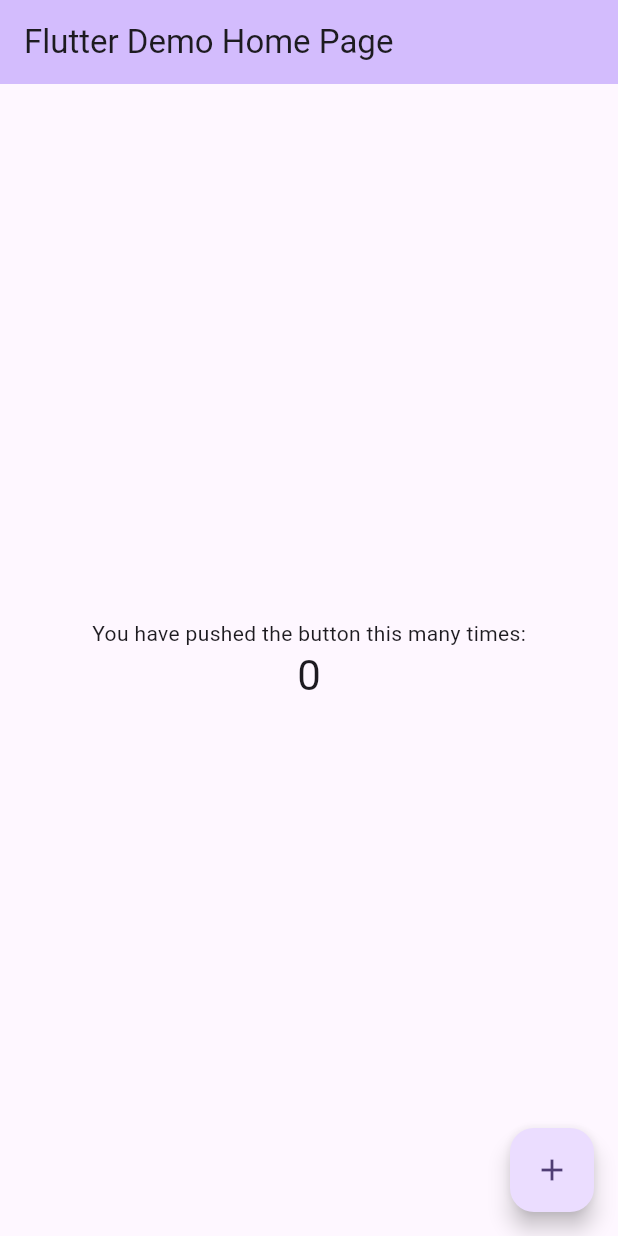
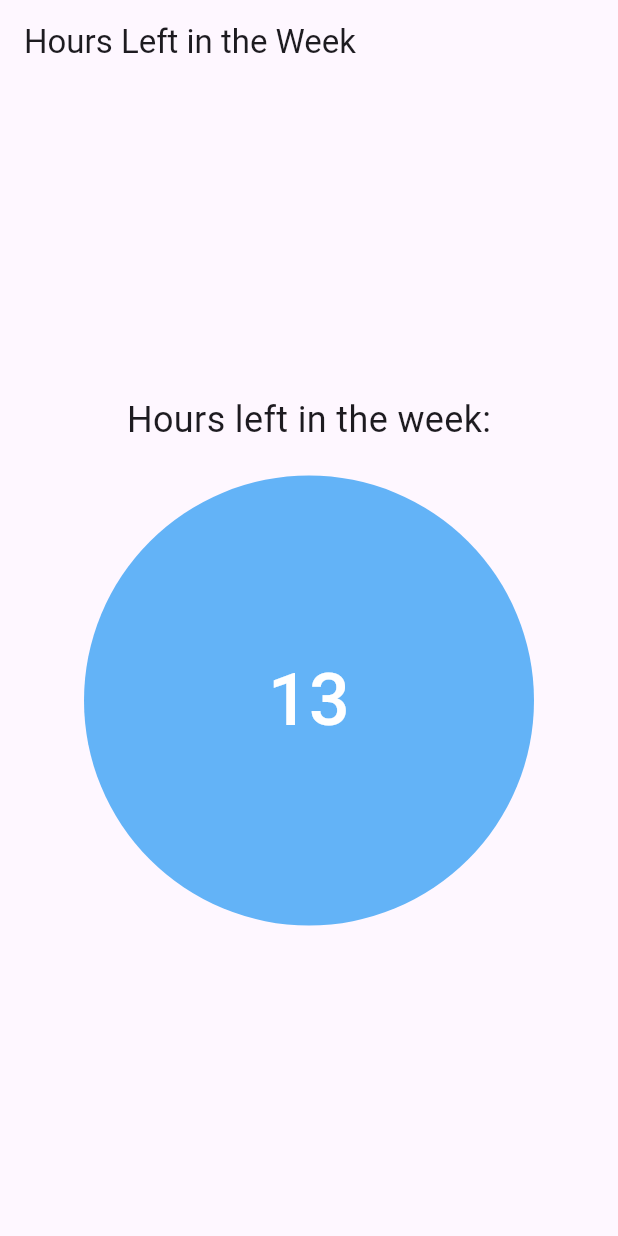
Before and after one commit to ShoeShime/WorkLife, a Flutter app: the screen it shows after launch, on a phone screen of 412 x 824 dp. Run offline on Flutter 3.47's test engine with Material 3 defaults, Android fonts, the phone set to English and light mode, and no system bars.

Commit message:
Added back my main java code but this time it is in the dart programming languages

```diff
--- a/lib/main.dart
+++ b/lib/main.dart
@@ -1,125 +1,83 @@
 import 'package:flutter/material.dart';
+//import 'package:intl/intl.dart';
 
 void main() {
-  runApp(const MyApp());
+  runApp(WorkLifeApp());
 }
 
-class MyApp extends StatelessWidget {
-  const MyApp({super.key});
-
-  // This widget is the root of your application.
+class WorkLifeApp extends StatelessWidget {
   @override
   Widget build(BuildContext context) {
     return MaterialApp(
-      title: 'Flutter Demo',
+      title: 'WorkLife',
       theme: ThemeData(
-        // This is the theme of your application.
-        //
-        // TRY THIS: Try running your application with "flutter run". You'll see
-        // the application has a purple toolbar. Then, without quitting the app,
-        // try changing the seedColor in the colorScheme below to Colors.green
-        // and then invoke "hot reload" (save your changes or press the "hot
-        // reload" button in a Flutter-supported IDE, or press "r" if you used
-        // the command line to start the app).
-        //
-        // Notice that the counter didn't reset back to zero; the application
-        // state is not lost during the reload. To reset the state, use hot
-        // restart instead.
-        //
-        // This works for code too, not just values: Most code changes can be
-        // tested with just a hot reload.
-        colorScheme: ColorScheme.fromSeed(seedColor: Colors.deepPurple),
-        useMaterial3: true,
+        primarySwatch: Colors.blue,
       ),
-      home: const MyHomePage(title: 'Flutter Demo Home Page'),
+      home: HomeScreen(),
     );
   }
 }
 
-class MyHomePage extends StatefulWidget {
-  const MyHomePage({super.key, required this.title});
+class HomeScreen extends StatefulWidget {
+  @override
+  _HomeScreenState createState() => _HomeScreenState();
+}
 
-  // This widget is the home page of your application. It is stateful, meaning
-  // that it has a State object (defined below) that contains fields that affect
-  // how it looks.
-
-  // This class is the configuration for the state. It holds the values (in this
-  // case the title) provided by the parent (in this case the App widget) and
-  // used by the build method of the State. Fields in a Widget subclass are
-  // always marked "final".
-
-  final String title;
+class _HomeScreenState extends State<HomeScreen> {
+  String _hoursLeft = '';
 
   @override
-  State<MyHomePage> createState() => _MyHomePageState();
-}
+  void initState() {
+    super.initState();
+    _calculateHoursLeft();
+    _startTimer();
+  }
 
-class _MyHomePageState extends State<MyHomePage> {
-  int _counter = 0;
+  void _startTimer() {
+    // Update every hour
+    Future.delayed(Duration(hours: 1), () {
+      _calculateHoursLeft();
+      _startTimer();  // restart the timer
+    });
+  }
 
-  void _incrementCounter() {
+  void _calculateHoursLeft() {
+    final now = DateTime.now();
+    final endOfWeek = DateTime(now.year, now.month, now.day, 23, 59, 59)
+        .add(Duration(days: DateTime.daysPerWeek - now.weekday));
+    final hoursLeft = endOfWeek.difference(now).inHours;
+
     setState(() {
-      // This call to setState tells the Flutter framework that something has
-      // changed in this State, which causes it to rerun the build method below
-      // so that the display can reflect the updated values. If we changed
-      // _counter without calling setState(), then the build method would not be
-      // called again, and so nothing would appear to happen.
-      _counter++;
+      _hoursLeft = hoursLeft.toString();
     });
   }
 
   @override
   Widget build(BuildContext context) {
-    // This method is rerun every time setState is called, for instance as done
-    // by the _incrementCounter method above.
-    //
-    // The Flutter framework has been optimized to make rerunning build methods
-    // fast, so that you can just rebuild anything that needs updating rather
-    // than having to individually change instances of widgets.
     return Scaffold(
       appBar: AppBar(
-        // TRY THIS: Try changing the color here to a specific color (to
-        // Colors.amber, perhaps?) and trigger a hot reload to see the AppBar
-        // change color while the other colors stay the same.
-        backgroundColor: Theme.of(context).colorScheme.inversePrimary,
-        // Here we take the value from the MyHomePage object that was created by
-        // the App.build method, and use it to set our appbar title.
-        title: Text(widget.title),
+        title: Text('Hours Left in the Week'),
       ),
       body: Center(
-        // Center is a layout widget. It takes a single child and positions it
-        // in the middle of the parent.
         child: Column(
-          // Column is also a layout widget. It takes a list of children and
-          // arranges them vertically. By default, it sizes itself to fit its
-          // children horizontally, and tries to be as tall as its parent.
-          //
-          // Column has various properties to control how it sizes itself and
-          // how it positions its children. Here we use mainAxisAlignment to
-          // center the children vertically; the main axis here is the vertical
-          // axis because Columns are vertical (the cross axis would be
-          // horizontal).
-          //
-          // TRY THIS: Invoke "debug painting" (choose the "Toggle Debug Paint"
-          // action in the IDE, or press "p" in the console), to see the
-          // wireframe for each widget.
           mainAxisAlignment: MainAxisAlignment.center,
           children: <Widget>[
-            const Text(
-              'You have pushed the button this many times:',
+            Text(
+              'Hours left in the week:',
+              style: TextStyle(fontSize: 24),
             ),
-            Text(
-              '$_counter',
-              style: Theme.of(context).textTheme.headlineMedium,
+            SizedBox(height: 20),
+            CircleAvatar(
+              radius: 150,
+              backgroundColor: Colors.blue.withOpacity(0.7),
+              child: Text(
+                _hoursLeft,
+                style: TextStyle(fontSize: 48, color: Colors.white),
+              ),
             ),
           ],
         ),
       ),
-      floatingActionButton: FloatingActionButton(
-        onPressed: _incrementCounter,
-        tooltip: 'Increment',
-        child: const Icon(Icons.add),
-      ), // This trailing comma makes auto-formatting nicer for build methods.
     );
   }
 }
--- a/pubspec.yaml
+++ b/pubspec.yaml
@@ -30,7 +30,7 @@ environment:
 dependencies:
   flutter:
     sdk: flutter
-
+  intl: ^0.17.0 # Add this line for intl package
 
   # The following adds the Cupertino Icons font to your application.
   # Use with the CupertinoIcons class for iOS style icons.
```
Also changed, not shown: pubspec.lock, 1 other file.
